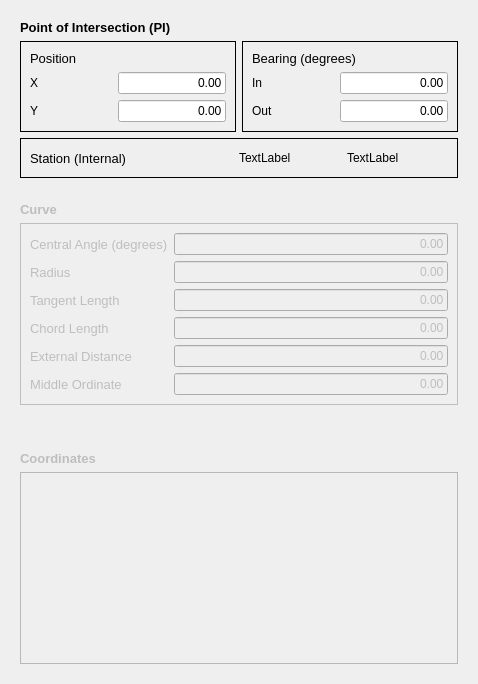
Before: the Qt Designer form freecad/trails/resources/ui/edit_alignment_task.ui in joelgraff/freecad.trails, drawn with Qt 5.
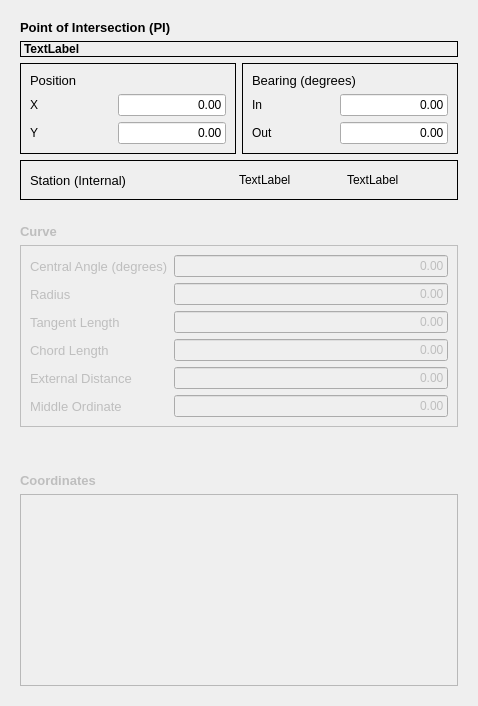
After: the same form once the commit is applied.

Commit message: added termination event tracking, implemented selected node and postion update in gui, fixed bugs

Patch:
```diff
--- a/freecad/trails/resources/ui/edit_alignment_task.ui
+++ b/freecad/trails/resources/ui/edit_alignment_task.ui
@@ -33,7 +33,7 @@
      </property>
      <layout class="QVBoxLayout" name="verticalLayout_3">
       <item>
-       <layout class="QVBoxLayout" name="PI_layout" stretch="0,0,0">
+       <layout class="QVBoxLayout" name="PI_layout" stretch="0,0,0,0">
         <item>
          <widget class="QLabel" name="label">
           <property name="font">
@@ -48,6 +48,22 @@
           </property>
          </widget>
         </item>
+        <item>
+         <widget class="QLabel" name="pi_selection">
+          <property name="font">
+           <font>
+            <weight>75</weight>
+            <bold>true</bold>
+           </font>
+          </property>
+          <property name="frameShape">
+           <enum>QFrame::Panel</enum>
+          </property>
+          <property name="text">
+           <string>TextLabel</string>
+          </property>
+         </widget>
+        </item>
         <item>
          <layout class="QHBoxLayout" name="horizontalLayout">
           <item>
```
The commit also changes 6 other files.
